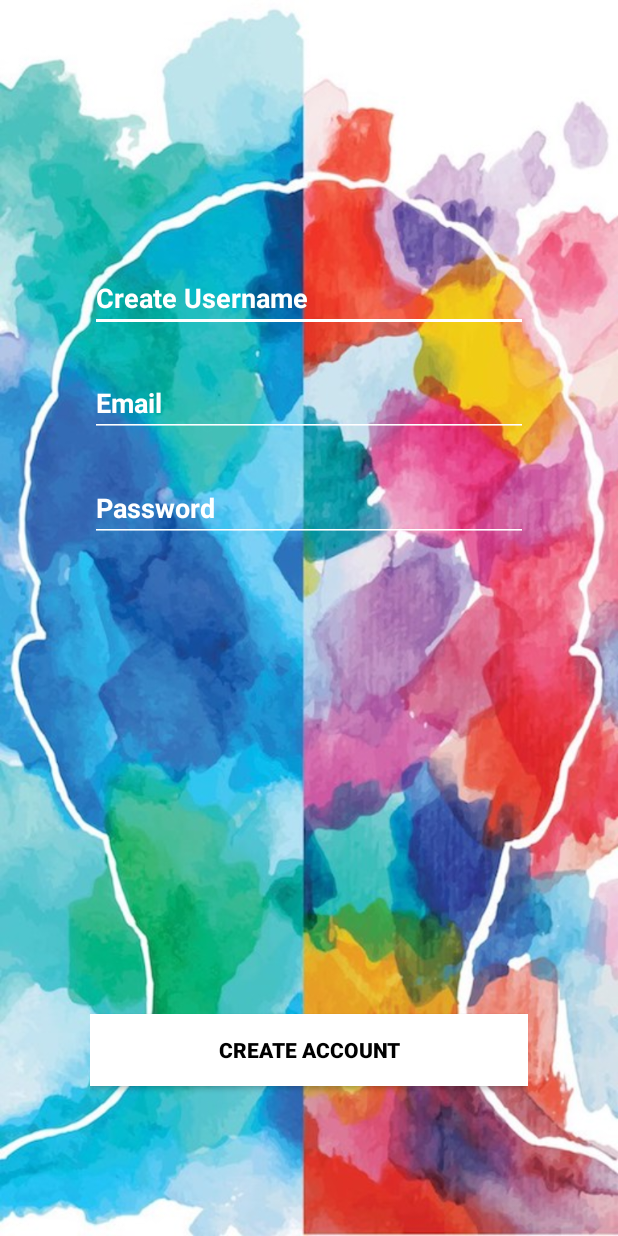
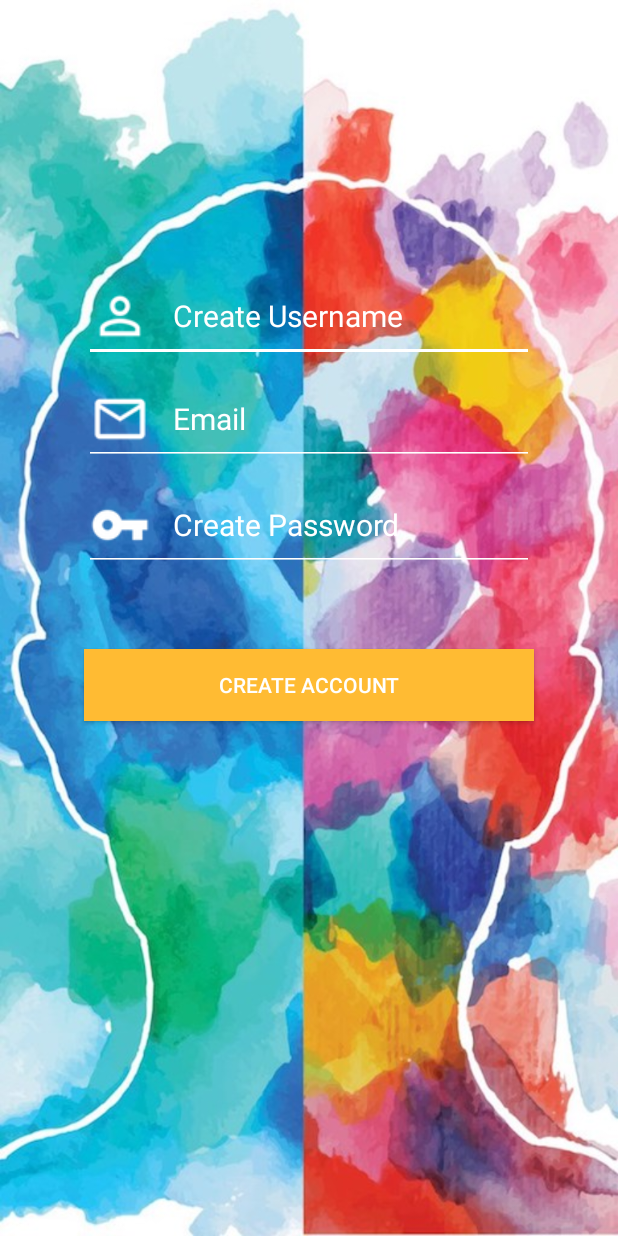
Before and after one commit to ealmonte102/CUNY_Hackathon2018, an Android app: the layout activity_signup.xml on its own in the app's theme, with its tools: preview values and no code run, on a phone screen of 412 x 824 dp. Run offline under Robolectric (Android 15) with nearby library versions, the phone set to English and light mode, and no system bars; Roboto replaces fonts that are not available here.

Commit message:
Fix layout of sign up activity

```diff
--- a/app/src/main/AndroidManifest.xml
+++ b/app/src/main/AndroidManifest.xml
@@ -14,8 +14,9 @@
         android:supportsRtl="true"
         android:theme="@style/AppTheme">
 
+
         <activity
-            android:name= ".SignupActivity"
+            android:name= ".LoginActivity"
             android:label="@string/app_name">
 
             <intent-filter>
@@ -26,20 +27,7 @@
         </activity>
 
 
-        <activity android:name=".LoginActivity"></activity>
-
-<!--        <activity
-            android:name=".home.HomeActivity"
-            android:label="@string/title_activity_main">
-
-            <intent-filter>
-                <action android:name="android.intent.action.MAIN" />
-
-                <category android:name="android.intent.category.LAUNCHER" />
-            </intent-filter>
-        </activity>
-        -->
-
+        <activity android:name=".SignupActivity"></activity>
         <activity android:name=".session.ConversationActivity"></activity>
 
 
--- a/app/src/main/res/layout/activity_login.xml
+++ b/app/src/main/res/layout/activity_login.xml
@@ -40,7 +40,7 @@
         android:layout_height="wrap_content"
         android:layout_marginEnd="8dp"
         android:layout_marginStart="8dp"
-        android:layout_marginTop="272dp"
+        android:layout_marginTop="276dp"
         android:backgroundTint="@android:color/white"
         android:drawableLeft="@drawable/ic_vpn_key_white_24dp"
         android:drawablePadding="15dp"
--- a/app/src/main/res/layout/activity_signup.xml
+++ b/app/src/main/res/layout/activity_signup.xml
@@ -1,65 +1,97 @@
 <?xml version="1.0" encoding="utf-8"?>
-<RelativeLayout xmlns:android="http://schemas.android.com/apk/res/android"
-    android:id="@+id/rootRL"
+<android.support.constraint.ConstraintLayout xmlns:android="http://schemas.android.com/apk/res/android"
+    xmlns:app="http://schemas.android.com/apk/res-auto"
+    xmlns:tools="http://schemas.android.com/tools"
+    android:layout_width="match_parent"
+    android:layout_height="match_parent"
     android:orientation="vertical"
-    android:layout_width="fill_parent"
-    android:layout_height="fill_parent"
-    android:background="@drawable/background"
-    android:paddingTop="56dp"
-    android:paddingLeft="60dp"
-    android:paddingRight="60dp">
+    android:background="@drawable/app_background"
+    android:id="@+id/relativeLayout">
 
     <EditText
         android:id="@+id/username"
-        android:layout_width="fill_parent"
+        android:layout_width="300dp"
         android:layout_height="wrap_content"
-        android:layout_alignParentStart="true"
         android:layout_alignParentTop="true"
-        android:layout_marginTop="120dp"
+        android:layout_centerHorizontal="true"
+        android:layout_marginBottom="8dp"
+        android:layout_marginEnd="8dp"
+        android:layout_marginStart="8dp"
+        android:layout_marginTop="132dp"
+        android:backgroundTint="@android:color/white"
+        android:drawableLeft="@drawable/ic_person_outline_white_24dp"
+        android:drawablePadding="15dp"
         android:hint="Create Username"
+        android:textColor="@android:color/white"
         android:textColorHint="@android:color/white"
-        android:textStyle="bold"
-        android:backgroundTint="@android:color/white"/>
+        android:textSize="20sp"
+        app:layout_constraintBottom_toTopOf="@+id/email"
+        app:layout_constraintEnd_toEndOf="parent"
+        app:layout_constraintStart_toStartOf="parent"
+        app:layout_constraintTop_toTopOf="parent"
+        app:layout_constraintVertical_bias="1.0" />
 
     <EditText
         android:id="@+id/email"
-        android:layout_width="fill_parent"
+        android:layout_width="300dp"
         android:layout_height="wrap_content"
-        android:layout_alignParentStart="true"
-        android:layout_marginTop="190dp"
+        android:layout_centerHorizontal="true"
+        android:layout_marginEnd="8dp"
+        android:layout_marginStart="8dp"
+        android:layout_marginTop="8dp"
+        android:backgroundTint="@android:color/white"
+        android:drawableLeft="@drawable/ic_mail_outline_white_24dp"
+        android:drawablePadding="15dp"
         android:hint="Email"
+        android:textColor="@android:color/white"
         android:textColorHint="@android:color/white"
-        android:textStyle="bold"
-        android:backgroundTint="@android:color/white"
-        />
+        android:textSize="20sp"
+        app:layout_constraintBottom_toTopOf="@+id/password"
+        app:layout_constraintEnd_toEndOf="parent"
+        app:layout_constraintStart_toStartOf="parent"
+        app:layout_constraintTop_toTopOf="parent"
+        app:layout_constraintVertical_bias="0.961" />
 
     <EditText
         android:id="@+id/password"
-        android:layout_width="fill_parent"
+        android:layout_width="300dp"
         android:layout_height="wrap_content"
-        android:layout_alignParentStart="true"
-        android:layout_marginTop="260dp"
+        android:layout_centerHorizontal="true"
+        android:layout_marginEnd="8dp"
+        android:layout_marginStart="8dp"
+        android:layout_marginTop="320dp"
+        android:backgroundTint="@android:color/white"
+        android:drawableLeft="@drawable/ic_vpn_key_white_24dp"
+        android:drawablePadding="15dp"
+        android:hint="Create Password"
         android:inputType="textPassword"
-        android:hint="Password"
+        android:textColor="@android:color/white"
         android:textColorHint="@android:color/white"
-        android:textStyle="bold"
-        android:backgroundTint="@android:color/white"/>
-
+        android:textSize="20sp"
+        app:layout_constraintEnd_toEndOf="parent"
+        app:layout_constraintStart_toStartOf="parent"
+        app:layout_constraintTop_toTopOf="parent" />
 
 
     <!-- Sign up button -->
     <android.support.v7.widget.AppCompatButton
         android:id="@+id/btn_signup"
-        android:layout_width="fill_parent"
+        android:layout_width="300dp"
         android:layout_height="wrap_content"
         android:layout_alignParentBottom="true"
         android:layout_centerHorizontal="true"
-        android:layout_marginBottom="100dp"
-        android:background="@android:color/white"
+        android:layout_marginBottom="8dp"
+        android:layout_marginEnd="8dp"
+        android:layout_marginStart="8dp"
+        android:layout_marginTop="36dp"
+        android:background="@android:color/holo_orange_light"
         android:gravity="center"
-        android:padding="12dp"
         android:text="Create Account"
-        android:textColor="@android:color/black"
-        android:textStyle="bold" />
+        android:textColor="@android:color/white"
+        app:layout_constraintBottom_toBottomOf="parent"
+        app:layout_constraintEnd_toEndOf="parent"
+        app:layout_constraintStart_toStartOf="parent"
+        app:layout_constraintTop_toBottomOf="@+id/password"
+        app:layout_constraintVertical_bias="0.045" />
 
-</RelativeLayout>
+</android.support.constraint.ConstraintLayout>
```
Also changed, not shown: app/src/main/java/com/qcconnect/vocalyze/SignupActivity.java (+5 -11 lines), app/src/main/res/drawable/ic_mail_outline_white_24dp.png (added).
